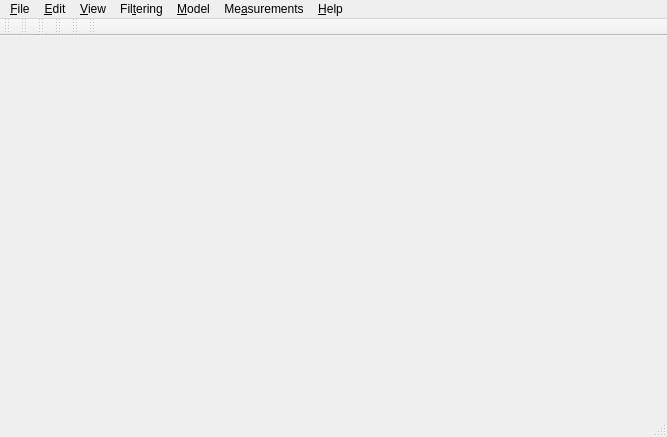
SindenDev/3dimviewer, file applications/3DimViewer/ui/mainwindow.ui: the form before one commit.
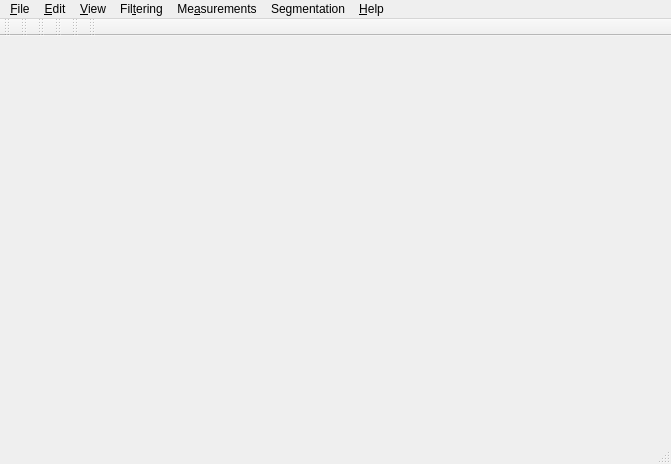
The form after the commit. Icons and pictures are not drawn.

Patch:
```diff
--- a/applications/3DimViewer/ui/mainwindow.ui
+++ b/applications/3DimViewer/ui/mainwindow.ui
@@ -6,8 +6,8 @@
    <rect>
     <x>0</x>
     <y>0</y>
-    <width>667</width>
-    <height>437</height>
+    <width>671</width>
+    <height>464</height>
    </rect>
   </property>
   <property name="windowTitle">
@@ -22,8 +22,8 @@
     <rect>
      <x>0</x>
      <y>0</y>
-     <width>667</width>
-     <height>21</height>
+     <width>671</width>
+     <height>38</height>
     </rect>
    </property>
    <widget class="QMenu" name="menuArchive">
@@ -138,13 +138,6 @@
     <addaction name="separator"/>
     <addaction name="actionPreferences"/>
    </widget>
-   <widget class="QMenu" name="menuModel">
-    <property name="title">
-     <string>&amp;Model</string>
-    </property>
-    <addaction name="actionCreate_Surface_Model"/>
-    <addaction name="actionShow_Surface_Model"/>
-   </widget>
    <widget class="QMenu" name="menuHelp">
     <property name="title">
      <string>&amp;Help</string>
@@ -180,12 +173,20 @@
     <addaction name="separator"/>
     <addaction name="actionClear_Measurements"/>
    </widget>
+   <widget class="QMenu" name="menuSegmentation">
+    <property name="title">
+     <string>Segmentation</string>
+    </property>
+    <addaction name="actionLimit_Volume"/>
+    <addaction name="actionReset"/>
+    <addaction name="actionVolume_of_Interest_Visible"/>
+   </widget>
    <addaction name="menuArchive"/>
    <addaction name="menuEdit"/>
    <addaction name="menuView"/>
    <addaction name="menuFiltering"/>
-   <addaction name="menuModel"/>
    <addaction name="menuMeasurements"/>
+   <addaction name="menuSegmentation"/>
    <addaction name="menuHelp"/>
   </widget>
   <widget class="QToolBar" name="mainToolBar">
```
Left out of the diff: 180 changed lines with no effect on the pictures.
